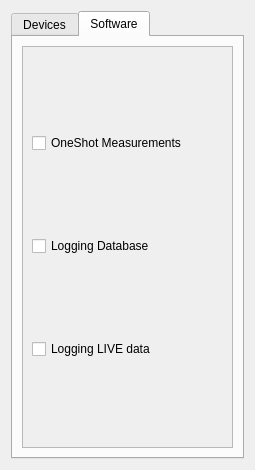
Old version of the form configurations/Systems_online.ui in the repository Cryostat-GUI/Cryostat-GUI.
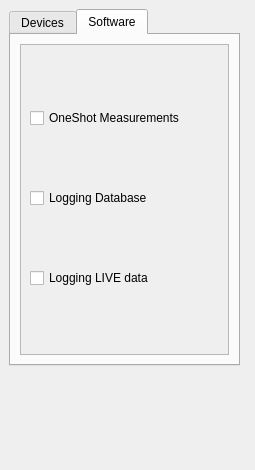
New version of the form. The open tabs and pages were chosen to show the change.

```diff
--- a/configurations/Systems_online.ui
+++ b/configurations/Systems_online.ui
@@ -19,9 +19,15 @@
   <property name="windowTitle">
    <string>Systems Online</string>
   </property>
-  <layout class="QGridLayout" name="gridLayout">
-   <item row="0" column="0">
     <widget class="QTabWidget" name="tabWidget">
+   <property name="geometry">
+    <rect>
+     <x>9</x>
+     <y>9</y>
+     <width>231</width>
+     <height>357</height>
+    </rect>
+   </property>
      <property name="currentIndex">
       <number>1</number>
      </property>
@@ -204,8 +210,8 @@
            <rect>
             <x>0</x>
             <y>0</y>
-            <width>211</width>
-            <height>406</height>
+          <width>205</width>
+          <height>311</height>
            </rect>
           </property>
           <layout class="QGridLayout" name="gridLayout_3">
@@ -237,8 +243,6 @@
       </layout>
      </widget>
     </widget>
-   </item>
-  </layout>
  </widget>
  <resources/>
  <connections/>
```
Left out of the diff: 7 changed lines with no effect on the pictures. Lines whose indentation alone changed are shown as unchanged.
